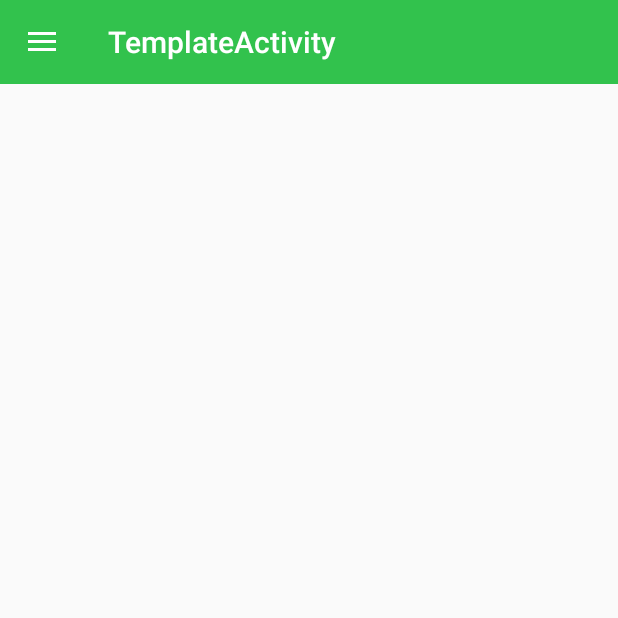
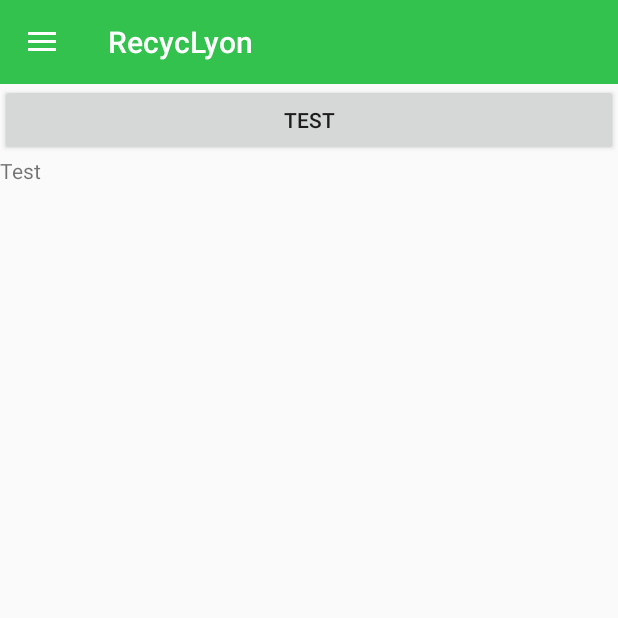
Before and after one commit to R0ma1nG/PLD-SMART, an Android app: the TemplateActivity screen opened directly, with no data from a screen before it, in the side drawer, after a tap on "Dépôts", on a phone screen of 412 x 824 dp, the top half of it. Run offline under Robolectric (Android 15) with nearby library versions, the phone set to English and light mode, and no system bars.

Commit message:
Deposit page

```diff
--- a/android/app/src/main/AndroidManifest.xml
+++ b/android/app/src/main/AndroidManifest.xml
@@ -1,8 +1,10 @@
 <?xml version="1.0" encoding="utf-8"?>
 <manifest xmlns:android="http://schemas.android.com/apk/res/android"
     package="com.h4413.recyclyon">
+
     <uses-permission android:name="android.permission.INTERNET" />
     <uses-permission android:name="android.permission.ACCESS_NETWORK_STATE" />
+
     <application
         android:allowBackup="true"
         android:icon="@mipmap/ic_launcher"
@@ -12,7 +14,7 @@
         android:theme="@style/AppTheme">
         <activity
             android:name=".Activities.Connection.ConnectionActivity"
-            android:screenOrientation="portrait"/>
+            android:screenOrientation="portrait" />
         <activity
             android:name=".Activities.Connection.InscriptionActivity"
             android:label="@string/inscription"
@@ -38,12 +40,12 @@
         <activity
             android:name=".Activities.TemplateActivity"
             android:label="TemplateActivity"
-            android:theme="@style/AppTheme">
-        </activity>
+            android:theme="@style/AppTheme"></activity>
         <activity
             android:name=".Activities.Connection.ChooseAssociationActivity"
-            android:screenOrientation="portrait"
-            android:parentActivityName=".Activities.Connection.InscriptionActivity"/>
+            android:parentActivityName=".Activities.Connection.InscriptionActivity"
+            android:screenOrientation="portrait" />
+        <activity android:name=".Activities.DepositActivity"></activity>
     </application>
 
 </manifest>
--- /dev/null
+++ b/android/app/src/main/java/com/h4413/recyclyon/Activities/DepositActivity.java
@@ -0,0 +1,86 @@
+package com.h4413.recyclyon.Activities;
+
+import android.support.design.widget.NavigationView;
+import android.support.v4.widget.DrawerLayout;
+import android.support.v7.app.ActionBarDrawerToggle;
+import android.support.v7.app.AppCompatActivity;
+import android.os.Bundle;
+import android.support.v7.widget.Toolbar;
+import android.view.View;
+import android.widget.Button;
+import android.widget.TextView;
+import android.widget.Toast;
+
+import com.h4413.recyclyon.Listeners.NavigationItemSelectedListener;
+import com.h4413.recyclyon.R;
+import com.h4413.recyclyon.Utilities.HttpClient;
+import com.h4413.recyclyon.Utilities.NetworkAccess;
+import com.h4413.recyclyon.Utilities.Routes;
+
+import org.json.JSONException;
+import org.json.JSONObject;
+
+public class DepositActivity extends AppCompatActivity {
+
+    private TextView mText;
+    private Button mButton;
+
+    @Override
+    protected void onCreate(Bundle savedInstanceState) {
+        super.onCreate(savedInstanceState);
+        setContentView(R.layout.activity_deposit);
+        initNavigationMenu();
+
+        mText = (TextView) findViewById(R.id.home_activity_test);
+        mButton = (Button) findViewById(R.id.home_activity_button);
+        mButton.setOnClickListener(new View.OnClickListener() {
+            @Override
+            public void onClick(View v) {
+                /*HttpClient.GET(Routes.AllUsers, HomeActivity.this, new HttpClient.OnResponseCallback() {
+                    @Override
+                    public void onJSONResponse(int statusCode, JSONObject response) {
+                        mText.setText(response.toString());
+                        Toast.makeText(getApplicationContext(), String.valueOf(statusCode), Toast.LENGTH_LONG).show();
+                    }
+                });*/
+                JSONObject obj = new JSONObject();
+                try {
+                    obj.put("mail", "papy@gmail.com");
+                    obj.put("motDePasse", "papypwdd");
+                } catch (JSONException e) {
+                    e.printStackTrace();
+                }
+                HttpClient.POST(Routes.Login, obj.toString(), DepositActivity.this, new HttpClient.OnResponseCallback() {
+                    @Override
+                    public void onJSONResponse(int statusCode, JSONObject response) {
+                        mText.setText(response.toString());
+                        Toast.makeText(getApplicationContext(), String.valueOf(statusCode), Toast.LENGTH_LONG).show();
+                    }
+                });
+            }
+        });
+
+        NetworkAccess network = new NetworkAccess(getApplicationContext());
+        if(network.isNetworkAvailable())
+        {
+            Toast.makeText(getApplicationContext(), "Access to internet", Toast.LENGTH_SHORT).show();
+        } else {
+            Toast.makeText(getApplicationContext(), "Unable to access to internet", Toast.LENGTH_SHORT).show();
+        }
+    }
+
+    private void initNavigationMenu() {
+        Toolbar toolbar = (Toolbar) findViewById(R.id.toolbar);
+        setSupportActionBar(toolbar);
+
+        DrawerLayout drawer = (DrawerLayout) findViewById(R.id.template_layout);
+        ActionBarDrawerToggle toggle = new ActionBarDrawerToggle(
+                this, drawer, toolbar, R.string.navigation_drawer_open, R.string.navigation_drawer_close);
+        drawer.addDrawerListener(toggle);
+        toggle.syncState();
+
+        NavigationView navigationView = (NavigationView) findViewById(R.id.nav_view);
+        navigationView.setNavigationItemSelectedListener(new NavigationItemSelectedListener(this));
+        navigationView.setCheckedItem(R.id.nav_deposit);
+    }
+}
--- a/android/app/src/main/java/com/h4413/recyclyon/Activities/HomeActivity.java
+++ b/android/app/src/main/java/com/h4413/recyclyon/Activities/HomeActivity.java
@@ -1,5 +1,6 @@
 package com.h4413.recyclyon.Activities;
 
+import android.content.Intent;
 import android.support.design.widget.NavigationView;
 import android.support.v4.widget.DrawerLayout;
 import android.support.v7.app.ActionBarDrawerToggle;
@@ -31,9 +32,6 @@ import java.util.Date;
 
 public class HomeActivity extends AppCompatActivity {
 
-    private TextView mText;
-    private Button mButton;
-
     private Button mDepotButton;
     private TextView mDonationsText;
     private RecyclerView mHstoricRecyclerView;
@@ -48,8 +46,7 @@ public class HomeActivity extends AppCompatActivity {
         setContentView(R.layout.activity_home);
         initNavigationMenu();
 
-        mText = (TextView) findViewById(R.id.home_activity_test);
-        mButton = (Button) findViewById(R.id.home_activity_button);
+
         mDonationsText = (TextView) findViewById(R.id.home_activity_donations_text);
         mDepotButton = (Button) findViewById(R.id.home_activity_depot_btn);
         mHstoricRecyclerView = (RecyclerView) findViewById(R.id.home_activity_recyclerView);
@@ -68,41 +65,14 @@ public class HomeActivity extends AppCompatActivity {
         mAdapter = new HistoricRecyclerViewAdapter(historic);
         mHstoricRecyclerView.setAdapter(mAdapter);
 
-
-        mButton.setOnClickListener(new View.OnClickListener() {
+        mDepotButton.setOnClickListener(new View.OnClickListener() {
             @Override
             public void onClick(View v) {
-                /*HttpClient.GET(Routes.AllUsers, HomeActivity.this, new HttpClient.OnResponseCallback() {
-                    @Override
-                    public void onJSONResponse(int statusCode, JSONObject response) {
-                        mText.setText(response.toString());
-                        Toast.makeText(getApplicationContext(), String.valueOf(statusCode), Toast.LENGTH_LONG).show();
-                    }
-                });*/
-                JSONObject obj = new JSONObject();
-                try {
-                    obj.put("mail", "papy@gmail.com");
-                    obj.put("motDePasse", "papypwdd");
-                } catch (JSONException e) {
-                    e.printStackTrace();
-                }
-                HttpClient.POST(Routes.Login, obj.toString(), HomeActivity.this, new HttpClient.OnResponseCallback() {
-                    @Override
-                    public void onJSONResponse(int statusCode, JSONObject response) {
-                        mText.setText(response.toString());
-                        Toast.makeText(getApplicationContext(), String.valueOf(statusCode), Toast.LENGTH_LONG).show();
-                    }
-                });
+                Intent intent = new Intent(HomeActivity.this, DepositActivity.class);
+                startActivity(intent);
             }
         });
 
-        NetworkAccess network = new NetworkAccess(getApplicationContext());
-        if(network.isNetworkAvailable())
-        {
-            Toast.makeText(getApplicationContext(), "Access to internet", Toast.LENGTH_SHORT).show();
-        } else {
-            Toast.makeText(getApplicationContext(), "Unable to access to internet", Toast.LENGTH_SHORT).show();
-        }
     }
 
     private void initNavigationMenu() {
--- a/android/app/src/main/java/com/h4413/recyclyon/Listeners/NavigationItemSelectedListener.java
+++ b/android/app/src/main/java/com/h4413/recyclyon/Listeners/NavigationItemSelectedListener.java
@@ -9,6 +9,7 @@ import android.support.v4.widget.DrawerLayout;
 import android.view.MenuItem;
 
 import com.h4413.recyclyon.Activities.Connection.ConnectionActivity;
+import com.h4413.recyclyon.Activities.DepositActivity;
 import com.h4413.recyclyon.Activities.HomeActivity;
 import com.h4413.recyclyon.R;
 
@@ -31,7 +32,10 @@ public class NavigationItemSelectedListener implements NavigationView.OnNavigati
                 mActivity.startActivity(intent);
             }
         } else if (id == R.id.nav_deposit) {
-
+            if(mActivity.getClass() != DepositActivity.class) {
+                Intent intent = new Intent(mActivity.getApplicationContext(), DepositActivity.class);
+                mActivity.startActivity(intent);
+            }
         } else if (id == R.id.nav_account) {
 
         } else if (id == R.id.nav_map) {
--- /dev/null
+++ b/android/app/src/main/res/layout/activity_deposit.xml
@@ -0,0 +1,27 @@
+<?xml version="1.0" encoding="utf-8"?>
+<android.support.v4.widget.DrawerLayout xmlns:android="http://schemas.android.com/apk/res/android"
+    xmlns:app="http://schemas.android.com/apk/res-auto"
+    xmlns:tools="http://schemas.android.com/tools"
+    android:id="@+id/template_layout"
+    android:layout_width="match_parent"
+    android:layout_height="match_parent"
+    android:fitsSystemWindows="true"
+    tools:openDrawer="start">
+
+    <!-- Fichier a renomer pour chaque activity et changer la ligne "layout="@layout/content_template" -->
+
+    <include
+        layout="@layout/content_deposit"
+        android:layout_width="match_parent"
+        android:layout_height="match_parent" />
+
+    <android.support.design.widget.NavigationView
+        android:id="@+id/nav_view"
+        android:layout_width="wrap_content"
+        android:layout_height="match_parent"
+        android:layout_gravity="start"
+        android:fitsSystemWindows="true"
+        app:headerLayout="@layout/nav_header_drawer"
+        app:menu="@menu/activity_drawer_drawer" />
+
+</android.support.v4.widget.DrawerLayout>
--- /dev/null
+++ b/android/app/src/main/res/layout/content_deposit.xml
@@ -0,0 +1,21 @@
+<?xml version="1.0" encoding="utf-8"?>
+<LinearLayout xmlns:android="http://schemas.android.com/apk/res/android"
+    android:orientation="vertical" android:layout_width="match_parent"
+    android:layout_height="match_parent">
+
+    <include layout="@layout/app_bar_drawer" />
+
+    <Button
+        android:layout_width="match_parent"
+        android:layout_height="wrap_content"
+        android:id="@+id/home_activity_button"
+        android:text="test"/>
+
+    <TextView
+        android:id="@+id/home_activity_test"
+        android:layout_width="match_parent"
+        android:layout_height="wrap_content"
+        android:text="Test"/>
+
+
+</LinearLayout>
--- a/android/app/src/main/res/layout/content_home.xml
+++ b/android/app/src/main/res/layout/content_home.xml
@@ -4,18 +4,6 @@
     android:layout_height="match_parent">
 
     <include layout="@layout/app_bar_drawer" />
-
-    <Button
-        android:layout_width="match_parent"
-        android:layout_height="wrap_content"
-        android:id="@+id/home_activity_button"
-        android:text="test"/>
-
-    <TextView
-        android:id="@+id/home_activity_test"
-        android:layout_width="match_parent"
-        android:layout_height="wrap_content"
-        android:text="Test"/>
 
     <Button
         android:layout_width="match_parent"
```
Also changed, not shown: android/app/src/main/res/values/strings.xml (line endings or trailing spaces).
